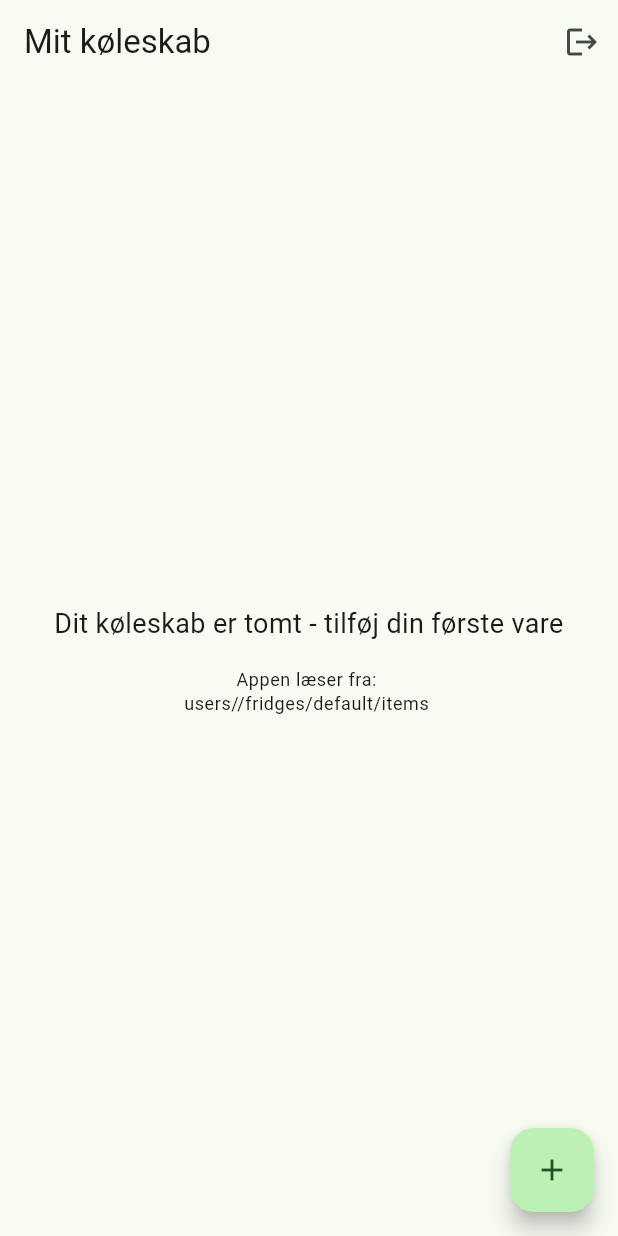
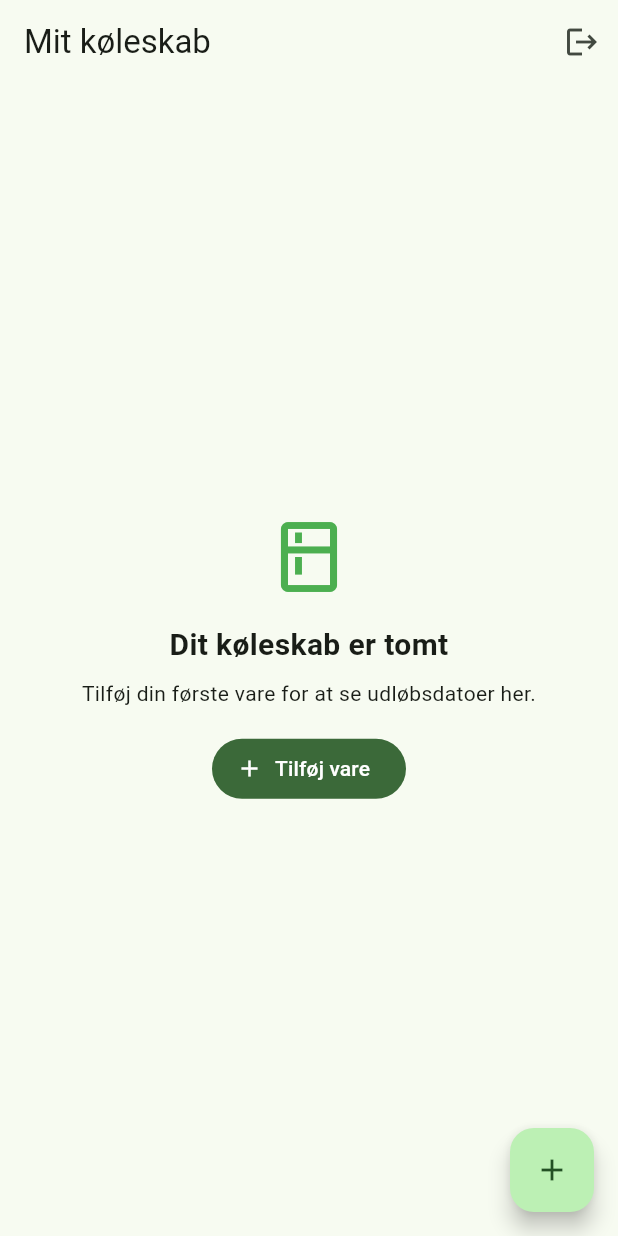
Before and after one commit to FrostyDrake/Fridge-Tracker_v1, a Flutter app: the screen it shows once a user with an empty profile is signed in, after a tap on the "logout" icon, on a phone screen of 412 x 824 dp. Run offline on Flutter 3.47's test engine with Material 3 defaults, Android fonts, the phone set to English and light mode, and no system bars; our stand-ins replace cloud_firestore, firebase_auth, firebase_core; accounts and stored records are empty.

Commit message:
Set up Firebase auth and Firestore database

```diff
--- /dev/null
+++ b/firestore.indexes.json
@@ -0,0 +1,4 @@
+{
+  "indexes": [],
+  "fieldOverrides": []
+}
--- a/lib/main.dart
+++ b/lib/main.dart
@@ -61,9 +61,7 @@ class AppStartup extends StatelessWidget {
       builder: (context, snapshot) {
         if (snapshot.connectionState != ConnectionState.done) {
           return const Scaffold(
-            body: Center(
-              child: CircularProgressIndicator(),
-            ),
+            body: Center(child: CircularProgressIndicator()),
           );
         }
 
@@ -93,10 +91,7 @@ class AppStartup extends StatelessWidget {
 }
 
 class AuthGate extends StatelessWidget {
-  const AuthGate({
-    super.key,
-    required this.authStateChanges,
-  });
+  const AuthGate({super.key, required this.authStateChanges});
 
   final Stream<User?> authStateChanges;
 
--- a/lib/screens/fridge_overview_screen.dart
+++ b/lib/screens/fridge_overview_screen.dart
@@ -1,28 +1,25 @@
-import 'package:firebase_auth/firebase_auth.dart';
 import 'package:cloud_firestore/cloud_firestore.dart';
+import 'package:flutter/foundation.dart';
 import 'package:flutter/material.dart';
 
+import '../services/auth_service.dart';
 import '../services/fridge_item_service.dart';
 import 'add_item_screen.dart';
 
 class FridgeOverviewScreen extends StatelessWidget {
-  const FridgeOverviewScreen({
-    super.key,
-    required this.userId,
-  });
+  const FridgeOverviewScreen({super.key, required this.userId});
 
   final String userId;
 
   static final FridgeItemService _service = FridgeItemService();
+  static final AuthService _authService = AuthService();
 
   String get _itemsPath => 'users/$userId/fridges/default/items';
 
   void _goToAddItem(BuildContext context) {
     Navigator.push(
       context,
-      MaterialPageRoute(
-        builder: (context) => AddItemScreen(userId: userId),
-      ),
+      MaterialPageRoute(builder: (context) => AddItemScreen(userId: userId)),
     );
   }
 
@@ -31,7 +28,7 @@ class FridgeOverviewScreen extends StatelessWidget {
   }
 
   Future<void> _signOut() {
-    return FirebaseAuth.instance.signOut();
+    return _authService.signOut();
   }
 
   DateTime? _readExpiryDate(Map<String, dynamic> data) {
@@ -48,7 +45,11 @@ class FridgeOverviewScreen extends StatelessWidget {
   Color _expiryColor(DateTime expiryDate) {
     final today = DateTime.now();
     final currentDate = DateTime(today.year, today.month, today.day);
-    final itemDate = DateTime(expiryDate.year, expiryDate.month, expiryDate.day);
+    final itemDate = DateTime(
+      expiryDate.year,
+      expiryDate.month,
+      expiryDate.day,
+    );
     final daysLeft = itemDate.difference(currentDate).inDays;
 
     if (daysLeft <= 2) {
@@ -69,44 +70,79 @@ class FridgeOverviewScreen extends StatelessWidget {
   String _errorMessage(Object error) {
     if (error is FirebaseException) {
       if (error.code == 'not-found') {
-        return 'Firestore databasen findes ikke. Opret database (default) i Firebase Console.';
+        return 'Firestore databasen findes ikke.\n\n'
+            'Opret Cloud Firestore database "(default)" i Firebase Console '
+            'for projektet fridge-tracker-9bd57.';
       }
       if (error.code == 'permission-denied') {
         return 'Ingen adgang til Firestore.\n\n'
             'Tjek at security rules bruger request.auth.uid == userId, '
             'og at data ligger under:\n$_itemsPath';
       }
+      if (error.code == 'unavailable') {
+        return 'Firestore kan ikke nås lige nu.\n\n'
+            'Tjek internetforbindelsen, at Firestore databasen er oprettet, '
+            'og at browseren ikke blokerer firebaseio.com eller googleapis.com.';
+      }
       return 'Firebase fejl (${error.code}): ${error.message ?? error}';
     }
     return 'Varerne kunne ikke hentes fra databasen: $error';
   }
 
-  @override
-  Widget build(BuildContext context) {
-    return Scaffold(
-      appBar: AppBar(
-        title: const Text('Mit køleskab'),
-        actions: [
-          IconButton(
-            onPressed: _signOut,
-            tooltip: 'Log ud',
-            icon: const Icon(Icons.logout),
+  Widget _errorView(Object error) {
+    return Center(
+      child: Padding(
+        padding: const EdgeInsets.all(24),
+        child: Text(_errorMessage(error), textAlign: TextAlign.center),
+      ),
+    );
+  }
+
+  Widget _emptyView(BuildContext context) {
+    return Center(
+      child: Padding(
+        padding: const EdgeInsets.all(24),
+        child: Column(
+          mainAxisSize: MainAxisSize.min,
+          children: [
+            const Icon(Icons.kitchen_outlined, size: 56, color: Colors.green),
+            const SizedBox(height: 16),
+            const Text(
+              'Dit køleskab er tomt',
+              textAlign: TextAlign.center,
+              style: TextStyle(fontSize: 20, fontWeight: FontWeight.w700),
+            ),
+            const SizedBox(height: 8),
+            const Text(
+              'Tilføj din første vare for at se udløbsdatoer her.',
+              textAlign: TextAlign.center,
+            ),
+            const SizedBox(height: 16),
+            FilledButton.icon(
+              onPressed: () => _goToAddItem(context),
+              icon: const Icon(Icons.add),
+              label: const Text('Tilføj vare'),
+            ),
+            if (kDebugMode) ...[
+              const SizedBox(height: 16),
+              SelectableText(
+                'Appen læser fra:\n$_itemsPath',
+                textAlign: TextAlign.center,
+                style: Theme.of(context).textTheme.bodySmall,
               ),
             ],
+          ],
         ),
-      body: StreamBuilder<QuerySnapshot<Map<String, dynamic>>>(
+      ),
+    );
+  }
+
+  Widget _itemsView(BuildContext context) {
+    return StreamBuilder<QuerySnapshot<Map<String, dynamic>>>(
       stream: _service.watchItems(userId),
       builder: (context, snapshot) {
         if (snapshot.hasError) {
-            return Center(
-              child: Padding(
-                padding: const EdgeInsets.all(24),
-                child: Text(
-                  _errorMessage(snapshot.error!),
-                  textAlign: TextAlign.center,
-                ),
-              ),
-            );
+          return _errorView(snapshot.error!);
         }
 
         if (snapshot.connectionState == ConnectionState.waiting) {
@@ -116,27 +152,7 @@ class FridgeOverviewScreen extends StatelessWidget {
         final items = snapshot.data?.docs ?? [];
 
         if (items.isEmpty) {
-            return Center(
-              child: Padding(
-                padding: const EdgeInsets.all(24),
-                child: Column(
-                  mainAxisSize: MainAxisSize.min,
-                  children: [
-                    const Text(
-                      'Dit køleskab er tomt - tilføj din første vare',
-                      textAlign: TextAlign.center,
-                      style: TextStyle(fontSize: 18),
-                    ),
-                    const SizedBox(height: 16),
-                    SelectableText(
-                      'Appen læser fra:\n$_itemsPath',
-                      textAlign: TextAlign.center,
-                      style: Theme.of(context).textTheme.bodySmall,
-                    ),
-                  ],
-                ),
-              ),
-            );
+          return _emptyView(context);
         }
 
         return ListView.separated(
@@ -169,9 +185,7 @@ class FridgeOverviewScreen extends StatelessWidget {
                     data['category'] as String? ?? 'Ingen kategori',
                   ),
                   trailing: Text(
-                      expiryDate == null
-                          ? 'Ingen dato'
-                          : _formatDate(expiryDate),
+                    expiryDate == null ? 'Ingen dato' : _formatDate(expiryDate),
                   ),
                 ),
               ),
@@ -179,7 +193,23 @@ class FridgeOverviewScreen extends StatelessWidget {
           },
         );
       },
+    );
+  }
+
+  @override
+  Widget build(BuildContext context) {
+    return Scaffold(
+      appBar: AppBar(
+        title: const Text('Mit køleskab'),
+        actions: [
+          IconButton(
+            onPressed: _signOut,
+            tooltip: 'Log ud',
+            icon: const Icon(Icons.logout),
           ),
+        ],
+      ),
+      body: _itemsView(context),
       floatingActionButton: FloatingActionButton(
         onPressed: () => _goToAddItem(context),
         tooltip: 'Tilføj vare',
--- a/lib/screens/login_screen.dart
+++ b/lib/screens/login_screen.dart
@@ -1,5 +1,7 @@
 import 'package:firebase_auth/firebase_auth.dart';
 import 'package:flutter/material.dart';
+
+import '../services/auth_service.dart';
 
 class LoginScreen extends StatefulWidget {
   const LoginScreen({super.key});
@@ -37,17 +39,12 @@ class _LoginScreenState extends State<LoginScreen> {
     try {
       final email = _emailController.text.trim();
       final password = _passwordController.text;
+      final authService = AuthService();
 
       if (_isCreatingAccount) {
-        await FirebaseAuth.instance.createUserWithEmailAndPassword(
-          email: email,
-          password: password,
-        );
+        await authService.createAccount(email: email, password: password);
       } else {
-        await FirebaseAuth.instance.signInWithEmailAndPassword(
-          email: email,
-          password: password,
-        );
+        await authService.signIn(email: email, password: password);
       }
     } on FirebaseAuthException catch (error) {
       setState(() {
@@ -114,11 +111,7 @@ class _LoginScreenState extends State<LoginScreen> {
                   mainAxisSize: MainAxisSize.min,
                   crossAxisAlignment: CrossAxisAlignment.stretch,
                   children: [
-                  const Icon(
-                    Icons.kitchen,
-                    size: 72,
-                    color: Colors.green,
-                  ),
+                    const Icon(Icons.kitchen, size: 72, color: Colors.green),
                     const SizedBox(height: 16),
                     const Text(
                       'Fridge Tracker',
--- /dev/null
+++ b/lib/services/firestore_database.dart
@@ -0,0 +1,10 @@
+import 'package:cloud_firestore/cloud_firestore.dart';
+import 'package:firebase_core/firebase_core.dart';
+
+class FirestoreDatabase {
+  static const id = 'default';
+
+  static FirebaseFirestore get instance {
+    return FirebaseFirestore.instanceFor(app: Firebase.app(), databaseId: id);
+  }
+}
--- a/lib/services/fridge_item_service.dart
+++ b/lib/services/fridge_item_service.dart
@@ -1,9 +1,10 @@
 import 'package:cloud_firestore/cloud_firestore.dart';
 
+import 'firestore_database.dart';
+
 class FridgeItemService {
-  FridgeItemService({
-    FirebaseFirestore? firestore,
-  }) : _firestore = firestore ?? FirebaseFirestore.instance;
+  FridgeItemService({FirebaseFirestore? firestore})
+    : _firestore = firestore ?? FirestoreDatabase.instance;
 
   final FirebaseFirestore _firestore;
 
@@ -17,9 +18,7 @@ class FridgeItemService {
   }
 
   Stream<QuerySnapshot<Map<String, dynamic>>> watchItems(String userId) {
-    return _itemsCollection(userId)
-        .orderBy('expiryDate')
-        .snapshots();
+    return _itemsCollection(userId).orderBy('expiryDate').snapshots();
   }
 
   Future<void> addItem({
@@ -40,10 +39,7 @@ class FridgeItemService {
     });
   }
 
-  Future<void> deleteItem({
-    required String userId,
-    required String itemId,
-  }) {
+  Future<void> deleteItem({required String userId, required String itemId}) {
     return _itemsCollection(userId).doc(itemId).delete();
   }
 }
```
Also changed, not shown: firebase.deploy.json (added, +9 -0 lines), lib/screens/add_item_screen.dart (+3 -11 lines), lib/services/auth_service.dart (added, +64 -0 lines), firebase.json, 7 other files. Lines whose indentation alone changed are shown as unchanged.
